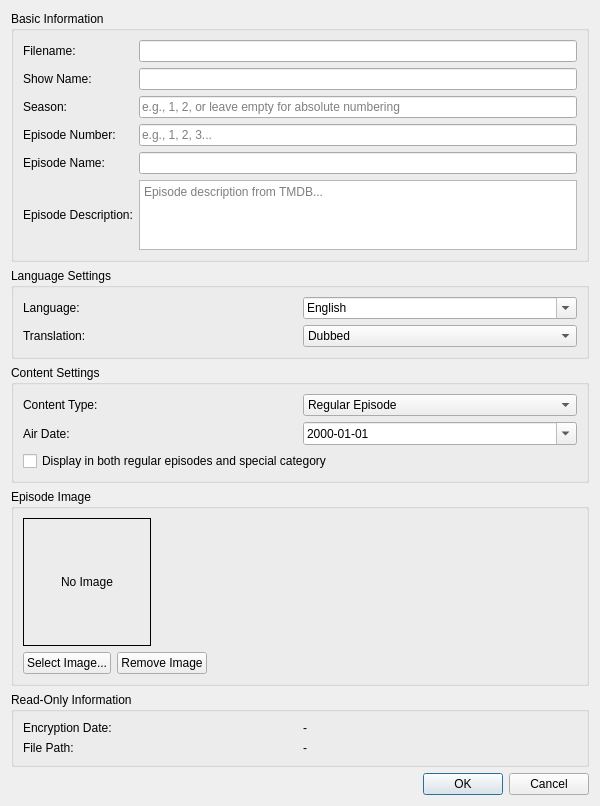
Qt form Operations-Features/videoplayer/showsplayer/vp_shows_edit_metadata_dialog.ui (therealMaPMaKeR/MMDiary) before a commit.
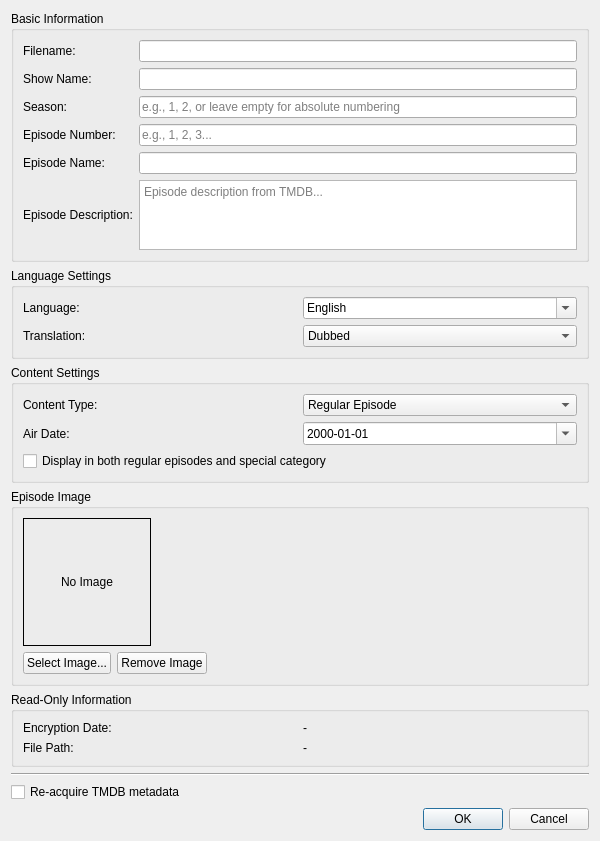
The same form after that commit.

Commit message:
implemented re-acquire tmdb data checkbox
for edit metadata dialog

Diff of the .ui file:
```diff
--- a/Operations-Features/videoplayer/showsplayer/vp_shows_edit_metadata_dialog.ui
+++ b/Operations-Features/videoplayer/showsplayer/vp_shows_edit_metadata_dialog.ui
@@ -392,6 +392,20 @@
      </property>
     </spacer>
    </item>
+   <item>
+    <widget class="Line" name="line_Bottom">
+     <property name="orientation">
+      <enum>Qt::Horizontal</enum>
+     </property>
+    </widget>
+   </item>
+   <item>
+    <widget class="QCheckBox" name="checkBox_ReacquireTMDB">
+     <property name="text">
+      <string>Re-acquire TMDB metadata</string>
+     </property>
+    </widget>
+   </item>
    <item>
     <widget class="QDialogButtonBox" name="buttonBox">
      <property name="orientation">
```
The commit also changes 7 other files.
